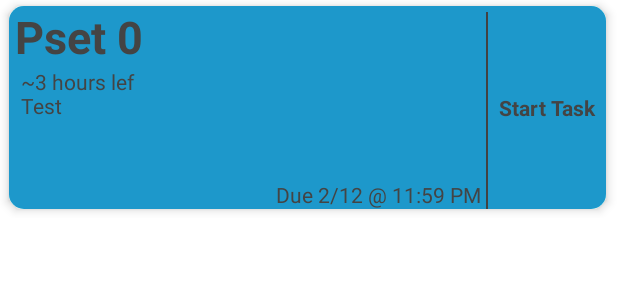
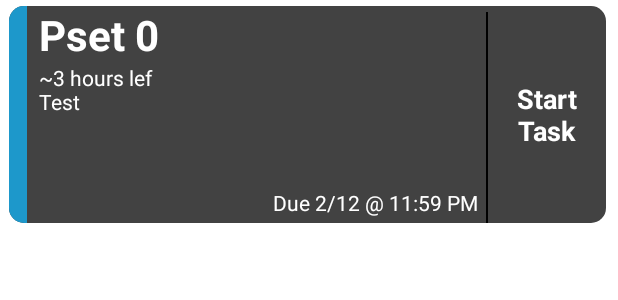
Before and after one commit to tazadejava/incremental, an Android app: the layout item_dashboard_task.xml on its own in the app's theme, with its tools: preview values and no code run, on a phone screen of 412 x 824 dp. Shown: the top 300 px of the screen. Run offline under Robolectric (Android 15) with nearby library versions, the phone set to English and light mode, and no system bars.

Commit message:
Redesign dark mode look of task cards

```diff
--- a/app/src/main/java/me/tazadejava/incremental/ui/dashboard/DashboardFragment.java
+++ b/app/src/main/java/me/tazadejava/incremental/ui/dashboard/DashboardFragment.java
@@ -26,6 +26,7 @@ import com.github.mikephil.charting.formatter.IndexAxisValueFormatter;
 import com.github.mikephil.charting.formatter.ValueFormatter;
 import com.google.android.material.floatingactionbutton.FloatingActionButton;
 
+import java.time.DayOfWeek;
 import java.time.LocalDate;
 import java.time.format.DateTimeFormatter;
 import java.util.ArrayList;
@@ -303,6 +304,11 @@ public class DashboardFragment extends Fragment implements BackPressedInterface
             ((IncrementalApplication) getActivity().getApplication()).reset();
 
             dashboardView.setAdapter(adapter = new MainDashboardAdapter(((IncrementalApplication) getActivity().getApplication()).getTaskManager(), this, getActivity()));
+
+            if(lastRefreshDate.getDayOfWeek() == DayOfWeek.MONDAY) {
+                currentDateOffset++;
+            }
+            refreshChartData();
         } else {
             dashboardView.setAdapter(adapter);
         }
--- a/app/src/main/java/me/tazadejava/incremental/ui/statistics/GroupStatisticsAdapter.java
+++ b/app/src/main/java/me/tazadejava/incremental/ui/statistics/GroupStatisticsAdapter.java
@@ -320,7 +320,7 @@ public class GroupStatisticsAdapter extends RecyclerView.Adapter<GroupStatistics
 
         int[] colors = new int[groups.size()];
         for(int index = 0; index < colors.length; index++) {
-            colors[index] = groups.get(index).getBeginColor();
+            colors[index] = groups.get(index).getDarkColor();
         }
         barDataSet.setColors(colors);
 
--- a/app/src/main/res/drawable-v24/task_card_gradient.xml
+++ b/app/src/main/res/drawable-v24/task_card_gradient.xml
@@ -2,14 +2,12 @@
 <layer-list xmlns:android="http://schemas.android.com/apk/res/android">
     <item android:id="@+id/start_color">
         <shape android:shape="rectangle">
-
             <solid android:color="#9fffff" />
         </shape>
     </item>
 
     <item android:id="@+id/end_color">
         <shape android:shape="rectangle">
-
             <solid android:color="#1d98cb" />
         </shape>
     </item>
--- a/app/src/main/res/layout/item_dashboard_task.xml
+++ b/app/src/main/res/layout/item_dashboard_task.xml
@@ -15,7 +15,6 @@
         android:layout_width="match_parent"
         android:layout_height="wrap_content"
         app:cardCornerRadius="10dp"
-        app:cardElevation="4dp"
         app:layout_constraintBottom_toBottomOf="parent"
         app:layout_constraintEnd_toEndOf="parent"
         app:layout_constraintStart_toStartOf="parent"
@@ -25,17 +24,26 @@
             android:id="@+id/task_card_constraint_layout"
             android:layout_width="match_parent"
             android:layout_height="match_parent"
-            android:background="@drawable/task_card_gradient">
+            android:background="@color/gray">
+
+            <View
+                android:id="@+id/sideCardAccent"
+                android:layout_width="12dp"
+                android:layout_height="0dp"
+                android:background="#1d98cb"
+                app:layout_constraintBottom_toBottomOf="parent"
+                app:layout_constraintStart_toStartOf="parent"
+                app:layout_constraintTop_toTopOf="parent" />
 
             <TextView
                 android:id="@+id/timePeriodName"
                 android:layout_width="0dp"
                 android:layout_height="wrap_content"
-                android:layout_marginStart="4dp"
-                android:layout_marginEnd="4dp"
+                android:layout_marginStart="20dp"
+                android:layout_marginEnd="16dp"
                 android:text="Pset 0"
-                android:textColor="@color/taskDarkTextColor"
-                android:textSize="30sp"
+                android:textColor="@android:color/white"
+                android:textSize="28sp"
                 android:textStyle="bold"
                 app:layout_constraintEnd_toStartOf="@+id/task_class"
                 app:layout_constraintStart_toStartOf="parent"
@@ -45,12 +53,12 @@
                 android:id="@+id/task_class"
                 android:layout_width="0dp"
                 android:layout_height="wrap_content"
-                android:layout_marginTop="4dp"
-                android:layout_marginEnd="4dp"
+                android:layout_marginTop="5dp"
+                android:layout_marginEnd="6dp"
                 android:text=""
                 android:textAlignment="textEnd"
-                android:textColor="@color/taskDarkTextColor"
-                android:textSize="18sp"
+                android:textColor="@android:color/white"
+                android:textSize="16sp"
                 android:textStyle="bold"
                 app:layout_constraintEnd_toStartOf="@+id/guideline3"
                 app:layout_constraintTop_toTopOf="parent"
@@ -60,10 +68,10 @@
                 android:id="@+id/estimatedTotalTimeLeft"
                 android:layout_width="0dp"
                 android:layout_height="wrap_content"
-                android:layout_marginEnd="4dp"
+                android:layout_marginEnd="6dp"
                 android:text=""
                 android:textAlignment="textEnd"
-                android:textColor="@color/taskDarkTextColor"
+                android:textColor="@android:color/white"
                 app:layout_constraintBottom_toTopOf="@+id/task_due_date"
                 app:layout_constraintEnd_toStartOf="@+id/guideline3" />
 
@@ -71,10 +79,10 @@
                 android:id="@+id/estimatedDailyTime"
                 android:layout_width="0dp"
                 android:layout_height="wrap_content"
-                android:layout_marginStart="8dp"
-                android:paddingBottom="24dp"
+                android:layout_marginStart="20dp"
+                android:paddingBottom="32dp"
                 android:text="~3 hours lef\nTest"
-                android:textColor="@color/taskDarkTextColor"
+                android:textColor="@android:color/white"
                 app:layout_constraintEnd_toStartOf="@+id/guideline3"
                 app:layout_constraintStart_toStartOf="parent"
                 app:layout_constraintTop_toBottomOf="@+id/timePeriodName" />
@@ -84,10 +92,11 @@
                 android:layout_width="wrap_content"
                 android:layout_height="wrap_content"
                 android:layout_marginTop="16dp"
-                android:layout_marginEnd="4dp"
+                android:layout_marginEnd="6dp"
+                android:paddingBottom="4dp"
                 android:text="Due 2/12 @ 11:59 PM"
                 android:textAlignment="textEnd"
-                android:textColor="@color/taskDarkTextColor"
+                android:textColor="@android:color/white"
                 app:layout_constraintEnd_toStartOf="@+id/guideline3"
                 app:layout_constraintTop_toBottomOf="@+id/estimatedDailyTime" />
 
@@ -103,7 +112,7 @@
                 android:layout_width="1dp"
                 android:layout_height="0dp"
                 android:layout_marginTop="4dp"
-                android:background="@color/cardview_dark_background"
+                android:background="@android:color/black"
                 app:layout_constraintBottom_toBottomOf="@+id/task_due_date"
                 app:layout_constraintEnd_toStartOf="@+id/guideline3"
                 app:layout_constraintStart_toStartOf="@+id/guideline3"
@@ -115,8 +124,12 @@
                 android:layout_height="0dp"
                 android:background="?attr/selectableItemBackground"
                 android:gravity="center"
-                android:text="Start Task"
-                android:textColor="@color/taskDarkTextColor"
+                android:paddingStart="4dp"
+                android:paddingEnd="4dp"
+                android:text="Start\nTask"
+                android:textAlignment="center"
+                android:textColor="@android:color/white"
+                android:textSize="18sp"
                 android:textStyle="bold"
                 android:visibility="visible"
                 app:layout_constraintBottom_toBottomOf="@+id/task_due_date"
@@ -140,7 +153,7 @@
                     android:id="@+id/horizontalLine4"
                     android:layout_width="1dp"
                     android:layout_height="0dp"
-                    android:background="@color/cardview_dark_background"
+                    android:background="@android:color/black"
                     app:layout_constraintBottom_toBottomOf="parent"
                     app:layout_constraintEnd_toStartOf="@+id/guideline4"
                     app:layout_constraintStart_toStartOf="@+id/guideline4"
@@ -150,9 +163,9 @@
                     android:id="@+id/horizontalLine2"
                     android:layout_width="0dp"
                     android:layout_height="1dp"
-                    android:layout_marginStart="4dp"
+                    android:layout_marginStart="16dp"
                     android:layout_marginEnd="4dp"
-                    android:background="@color/cardview_dark_background"
+                    android:background="@android:color/black"
                     app:layout_constraintBottom_toTopOf="@+id/taskNotes"
                     app:layout_constraintEnd_toEndOf="parent"
                     app:layout_constraintStart_toStartOf="parent"
@@ -168,11 +181,12 @@
                 <TextView
                     android:id="@+id/taskNotes"
                     android:layout_width="0dp"
-                    android:layout_height="wrap_content"
-                    android:layout_marginStart="8dp"
+                    android:layout_height="0dp"
+                    android:layout_marginStart="24dp"
                     android:text="Notes:\nTap to add notes"
-                    android:textColor="@color/taskDarkTextColor"
+                    android:textColor="@android:color/white"
                     android:visibility="visible"
+                    app:layout_constraintBottom_toBottomOf="parent"
                     app:layout_constraintEnd_toStartOf="@+id/guideline4"
                     app:layout_constraintStart_toStartOf="parent"
                     app:layout_constraintTop_creator="@+id/expandedOptionsLayout"
@@ -186,7 +200,7 @@
                     android:background="?attr/selectableItemBackground"
                     android:gravity="center"
                     android:text="Edit Task"
-                    android:textColor="@color/taskDarkTextColor"
+                    android:textColor="@android:color/white"
                     android:textStyle="bold"
                     android:visibility="visible"
                     app:layout_constraintEnd_toEndOf="parent"
@@ -200,7 +214,7 @@
                     android:background="?attr/selectableItemBackground"
                     android:gravity="center"
                     android:text="Delay Task"
-                    android:textColor="@color/taskDarkTextColor"
+                    android:textColor="@android:color/white"
                     android:textStyle="bold"
                     android:visibility="visible"
                     app:layout_constraintBottom_toBottomOf="parent"
@@ -215,7 +229,7 @@
                 android:layout_width="wrap_content"
                 android:layout_height="wrap_content"
                 android:layout_marginStart="8dp"
-                android:textColor="@color/taskDarkTextColor"
+                android:textColor="@android:color/white"
                 android:textStyle="bold"
                 app:layout_constraintBottom_toBottomOf="parent"
                 app:layout_constraintStart_toStartOf="parent" />
--- a/app/src/main/res/values/colors.xml
+++ b/app/src/main/res/values/colors.xml
@@ -20,4 +20,6 @@
 
     <color name="separatorGray">#b8c2c2</color>
     <color name="darkRed">#d90909</color>
+
+    <color name="gray">#424242</color>
 </resources>
```
Also changed, not shown: app/src/main/java/me/tazadejava/incremental/logic/taskmodifiers/Group.java (+26 -8 lines), app/src/main/java/me/tazadejava/incremental/ui/archive/PastTasksListAdapter.java (+7 -20 lines), app/src/main/java/me/tazadejava/incremental/ui/dashboard/TaskAdapter.java (+26 -24 lines), app/src/main/java/me/tazadejava/incremental/ui/groups/SpecificGroupTaskAdapter.java (+6 -21 lines), app/src/main/java/me/tazadejava/incremental/ui/groups/TaskGroupListAdapter.java (+10 -21 lines), app/src/main/java/me/tazadejava/incremental/ui/main/Utils.java (+25 -0 lines), app/src/main/java/me/tazadejava/incremental/ui/timeperiods/TimePeriodsListAdapter.java (+0 -19 lines), app/src/main/res/layout/item_dashboard_task_old.xml (added, +230 -0 lines).
